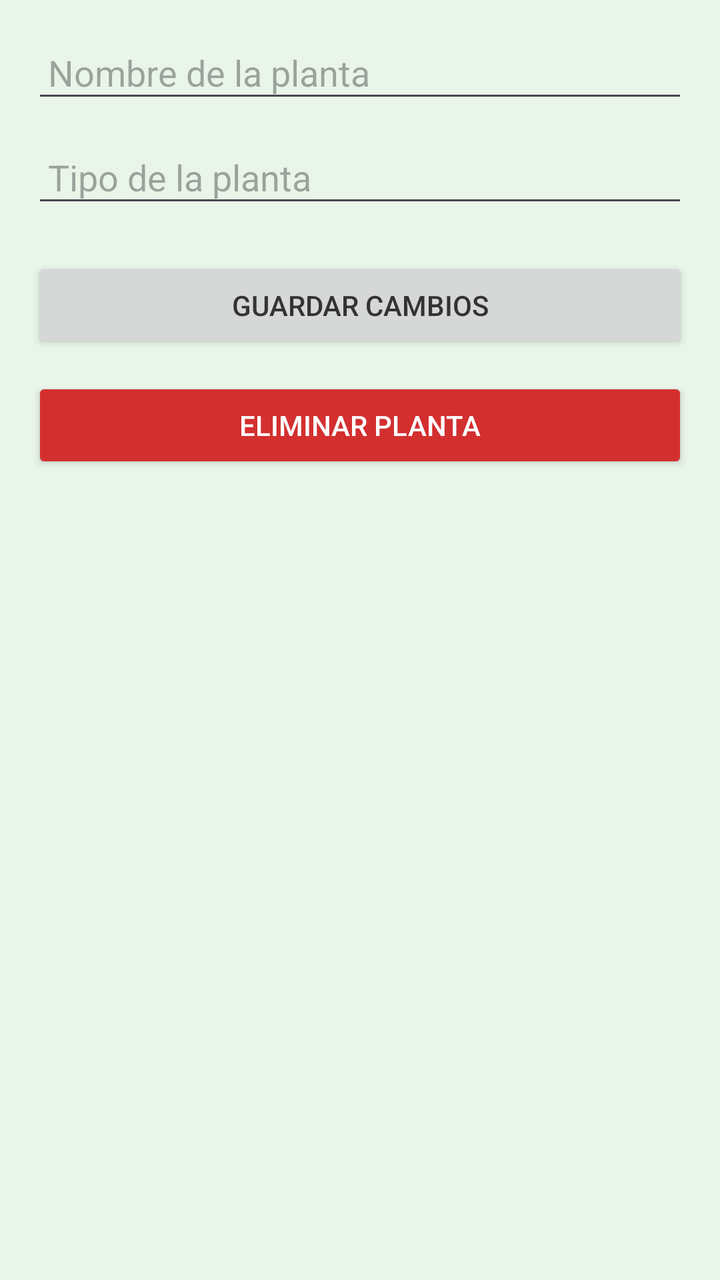
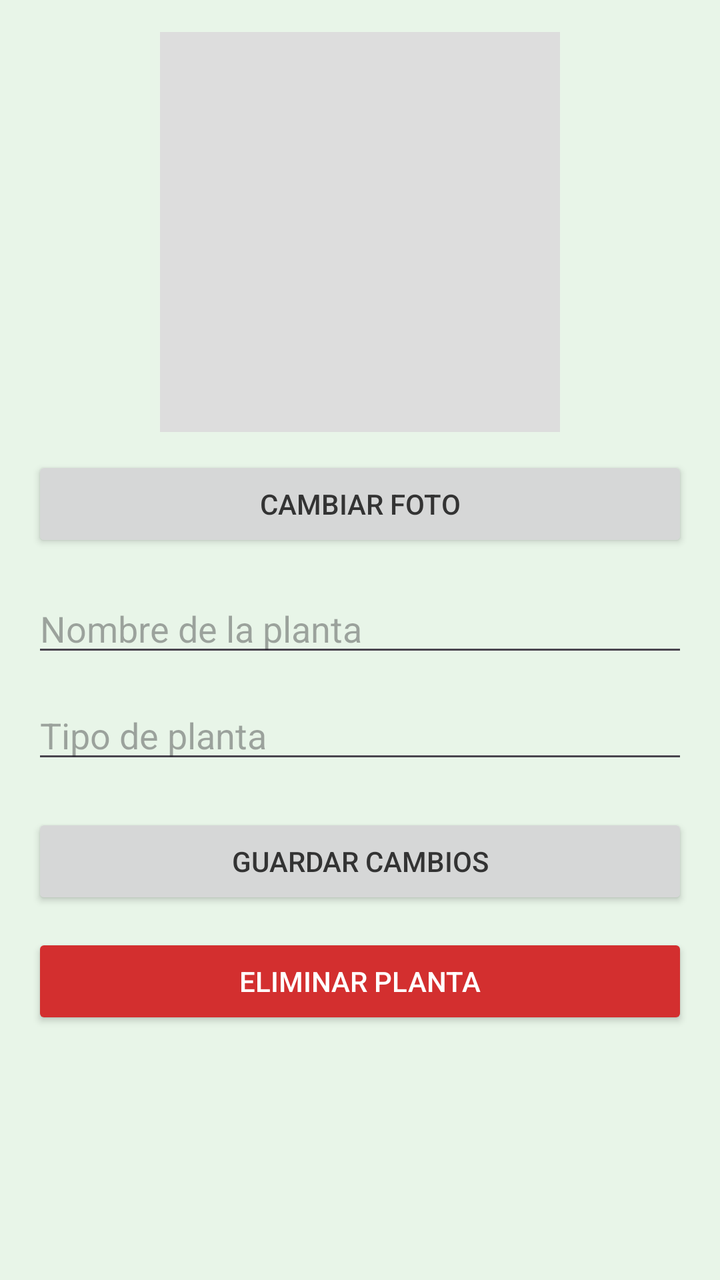

The first picture is an Android layout as it rendered before a commit; the second is the same layout after the commit. The layout source and the unified diff follow.
<!-- AndroidManifest.xml: application theme Theme.PlantCare -->
<!-- res/layout/activity_editar_planta.xml -->
<?xml version="1.0" encoding="utf-8"?>
<LinearLayout
    xmlns:android="http://schemas.android.com/apk/res/android"
    android:orientation="vertical"
    android:padding="16dp"
    android:layout_width="match_parent"
    android:layout_height="match_parent">

    <EditText
        android:id="@+id/etEditarNombre"
        android:layout_width="match_parent"
        android:layout_height="wrap_content"
        android:hint="Nombre de la planta"
        android:textSize="18sp"
        android:padding="8dp"/>

    <EditText
        android:id="@+id/etEditarTipo"
        android:layout_width="match_parent"
        android:layout_height="wrap_content"
        android:hint="Tipo de la planta"
        android:layout_marginTop="12dp"
        android:textSize="18sp"
        android:padding="8dp"/>

    <Button
        android:id="@+id/btnGuardarCambios"
        android:layout_width="match_parent"
        android:layout_height="wrap_content"
        android:text="Guardar cambios"
        android:layout_marginTop="20dp"
        android:padding="12dp"/>

    <Button
        android:id="@+id/btnEliminarPlanta"
        android:layout_width="match_parent"
        android:layout_height="wrap_content"
        android:text="Eliminar planta"
        android:layout_marginTop="12dp"
        android:padding="12dp"
        android:backgroundTint="#D32F2F"
        android:textColor="#FFFFFF"/>

</LinearLayout>
<!-- resources referenced by this layout -->
<resources>
  <style name="Theme.PlantCare" parent="Theme.Material3.Light.NoActionBar">
  
          <item name="colorPrimary">@color/color_primary</item>
          <item name="colorPrimaryContainer">@color/color_primary_light</item>
          <item name="android:statusBarColor">@color/color_primary_light</item>
          <item name="android:navigationBarColor">@color/color_primary_light</item>
  
  
          <item name="android:windowBackground">@color/color_primary_light</item>
  
  
          <item name="android:textColor">@color/text_primary</item>
      </style>
  <color name="color_primary">#FF4CAF50</color>
  <color name="color_primary_light">#FFE8F5E8</color>
  <color name="text_primary">#FF333333</color>
</resources>

<!-- the commit's change to res/layout/activity_editar_planta.xml (unified diff, before → after) -->
@@ -1,44 +1,62 @@
 <?xml version="1.0" encoding="utf-8"?>
-<LinearLayout
-    xmlns:android="http://schemas.android.com/apk/res/android"
-    android:orientation="vertical"
-    android:padding="16dp"
+<ScrollView xmlns:android="http://schemas.android.com/apk/res/android"
     android:layout_width="match_parent"
-    android:layout_height="match_parent">
+    android:layout_height="match_parent"
+    android:padding="16dp">
 
-    <EditText
-        android:id="@+id/etEditarNombre"
+    <LinearLayout
         android:layout_width="match_parent"
         android:layout_height="wrap_content"
-        android:hint="Nombre de la planta"
-        android:textSize="18sp"
-        android:padding="8dp"/>
+        android:orientation="vertical">
 
-    <EditText
-        android:id="@+id/etEditarTipo"
-        android:layout_width="match_parent"
-        android:layout_height="wrap_content"
-        android:hint="Tipo de la planta"
-        android:layout_marginTop="12dp"
-        android:textSize="18sp"
-        android:padding="8dp"/>
+        <ImageView
+            android:id="@+id/ivFotoPlanta"
+            android:layout_width="200dp"
+            android:layout_height="200dp"
+            android:layout_gravity="center"
+            android:scaleType="centerCrop"
+            android:background="#DDDDDD"
+            android:contentDescription="Foto de la planta" />
 
-    <Button
-        android:id="@+id/btnGuardarCambios"
-        android:layout_width="match_parent"
-        android:layout_height="wrap_content"
-        android:text="Guardar cambios"
-        android:layout_marginTop="20dp"
-        android:padding="12dp"/>
+        <Button
+            android:id="@+id/btnCambiarFoto"
+            android:layout_width="match_parent"
+            android:layout_height="wrap_content"
+            android:text="Cambiar foto"
+            android:layout_marginTop="12dp" />
 
-    <Button
-        android:id="@+id/btnEliminarPlanta"
-        android:layout_width="match_parent"
-        android:layout_height="wrap_content"
-        android:text="Eliminar planta"
-        android:layout_marginTop="12dp"
-        android:padding="12dp"
-        android:backgroundTint="#D32F2F"
-        android:textColor="#FFFFFF"/>
+        <EditText
+            android:id="@+id/etEditarNombre"
+            android:layout_width="match_parent"
+            android:layout_height="wrap_content"
+            android:hint="Nombre de la planta"
+            android:layout_marginTop="16dp" />
 
-</LinearLayout>
+        <EditText
+            android:id="@+id/etEditarTipo"
+            android:layout_width="match_parent"
+            android:layout_height="wrap_content"
+            android:hint="Tipo de planta"
+            android:layout_marginTop="12dp" />
+
+        <Button
+            android:id="@+id/btnGuardarCambios"
+            android:layout_width="match_parent"
+            android:layout_height="wrap_content"
+            android:text="Guardar cambios"
+            android:layout_marginTop="20dp" />
+
+        <Button
+            android:id="@+id/btnEliminarPlanta"
+            android:layout_width="match_parent"
+            android:layout_height="wrap_content"
+            android:text="Eliminar planta"
+            android:layout_marginTop="12dp"
+            android:padding="12dp"
+            android:backgroundTint="#D32F2F"
+            android:textColor="#FFFFFF"/>
+
+
+    </LinearLayout>
+
+</ScrollView>
